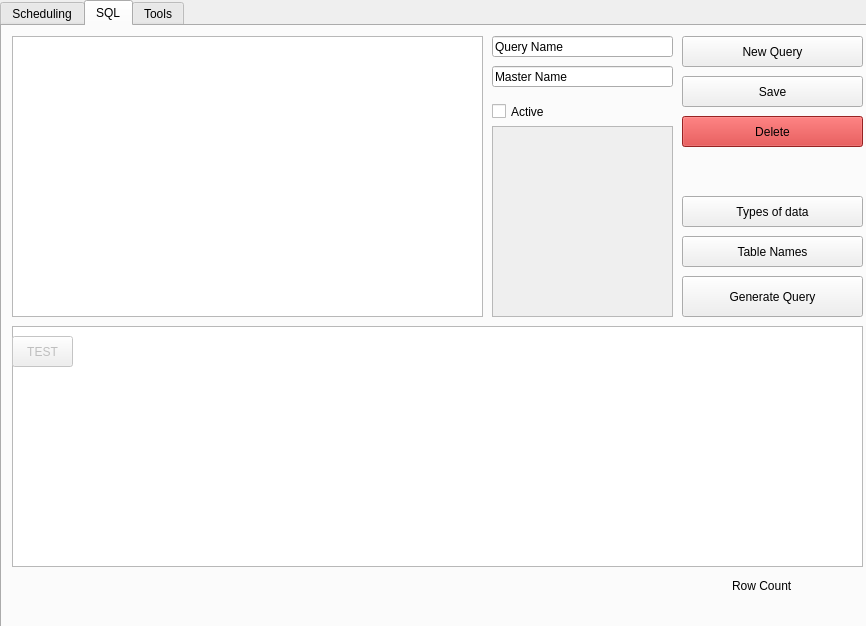
Qt form reporter.ui (Davebudil/reporter) before a commit.
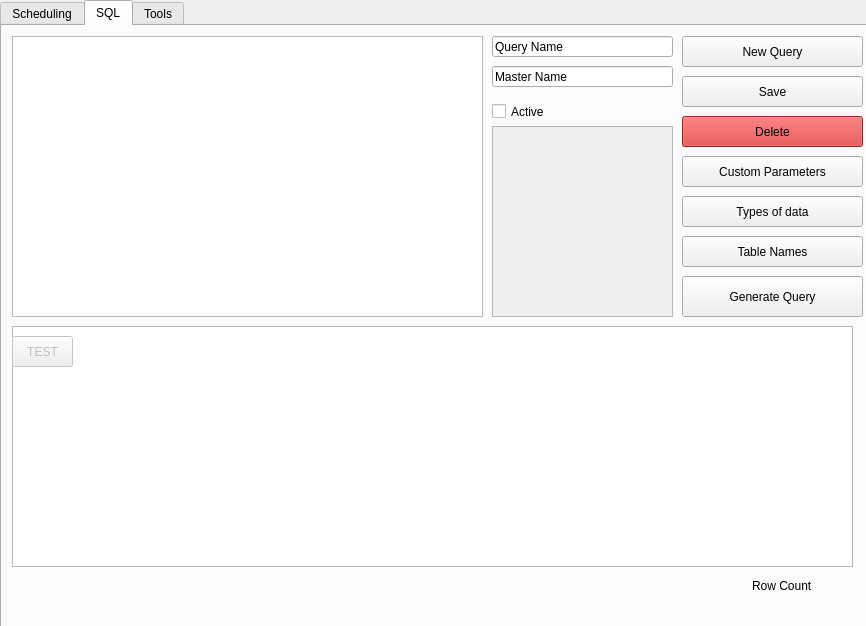
The same form after that commit. The open tabs and pages were chosen to show the change.

Commit message: adding custom parameters for query testing

```diff
--- a/reporter.ui
+++ b/reporter.ui
@@ -2469,7 +2469,7 @@
        <rect>
         <x>10</x>
         <y>300</y>
-        <width>851</width>
+        <width>841</width>
         <height>241</height>
        </rect>
       </property>
@@ -2684,7 +2684,7 @@
      <widget class="QLabel" name="sqlDataCount_2">
       <property name="geometry">
        <rect>
-        <x>730</x>
+        <x>750</x>
         <y>550</y>
         <width>91</width>
         <height>20</height>
@@ -2729,6 +2729,22 @@
        <string>Table Names</string>
       </property>
      </widget>
+     <widget class="QToolButton" name="customParameters">
+      <property name="geometry">
+       <rect>
+        <x>680</x>
+        <y>130</y>
+        <width>181</width>
+        <height>31</height>
+       </rect>
+      </property>
+      <property name="styleSheet">
+       <string notr="true"/>
+      </property>
+      <property name="text">
+       <string>Custom Parameters</string>
+      </property>
+     </widget>
      <zorder>paramTest</zorder>
      <zorder>queryTable</zorder>
      <zorder>toolButton</zorder>
```
Left out of the diff: 3 changed lines with no effect on the pictures. The commit also changes 7 other files.
